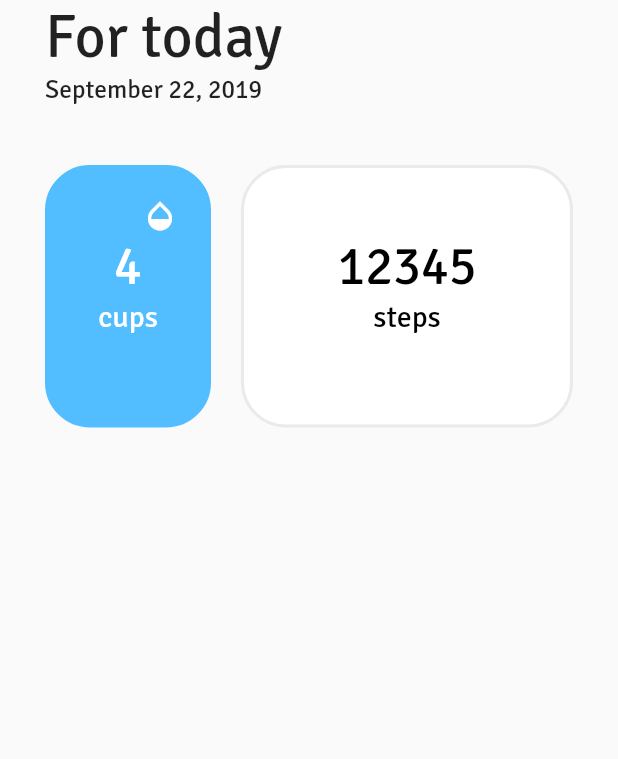
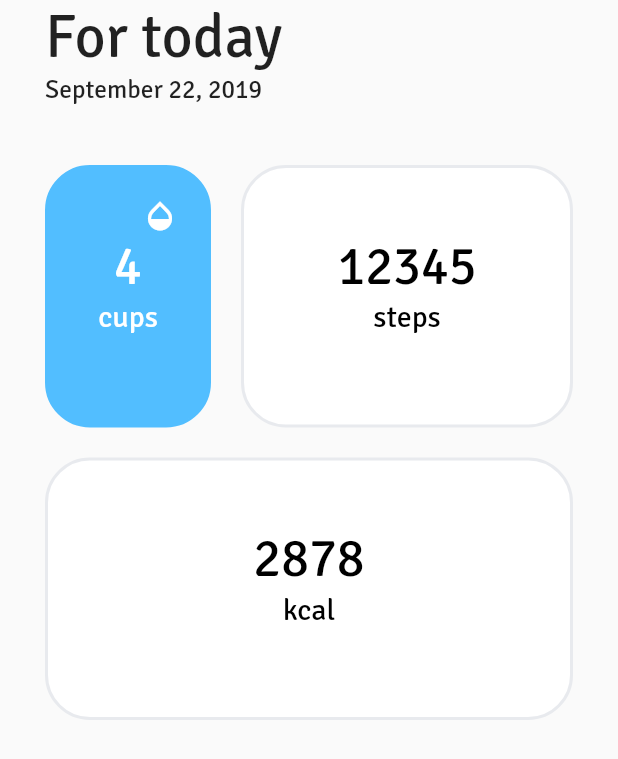
Before and after one commit to anu-rock/health-app-flutter, a Flutter app: the screen it shows after launch, on a phone screen of 412 x 824 dp. Shown: the top 759 px of the screen. Run offline on Flutter 3.47's test engine with Material 2 defaults, Android fonts, the phone set to English and light mode, and no system bars.

Commit message:
Add second row tiles: kcal
Just how easy it is to add a new tile using our reusable Tile widget.

```diff
--- a/lib/screens/home_screen.dart
+++ b/lib/screens/home_screen.dart
@@ -60,6 +60,22 @@ class HomeScreen extends StatelessWidget {
                       ),
                     ),
                   ],
+                ),
+                SizedBox(
+                  height: 20.0,
+                ),
+                Row(
+                  children: <Widget>[
+                    Expanded(
+                      child: Tile(
+                        backgroundColor: Colors.white,
+                        borderColor: Color(0xFFE8EAEE),
+                        textColor: Colors.black,
+                        title: '2878',
+                        subtitle: 'kcal',
+                      ),
+                    )
+                  ],
                 )
               ],
             ),
```
